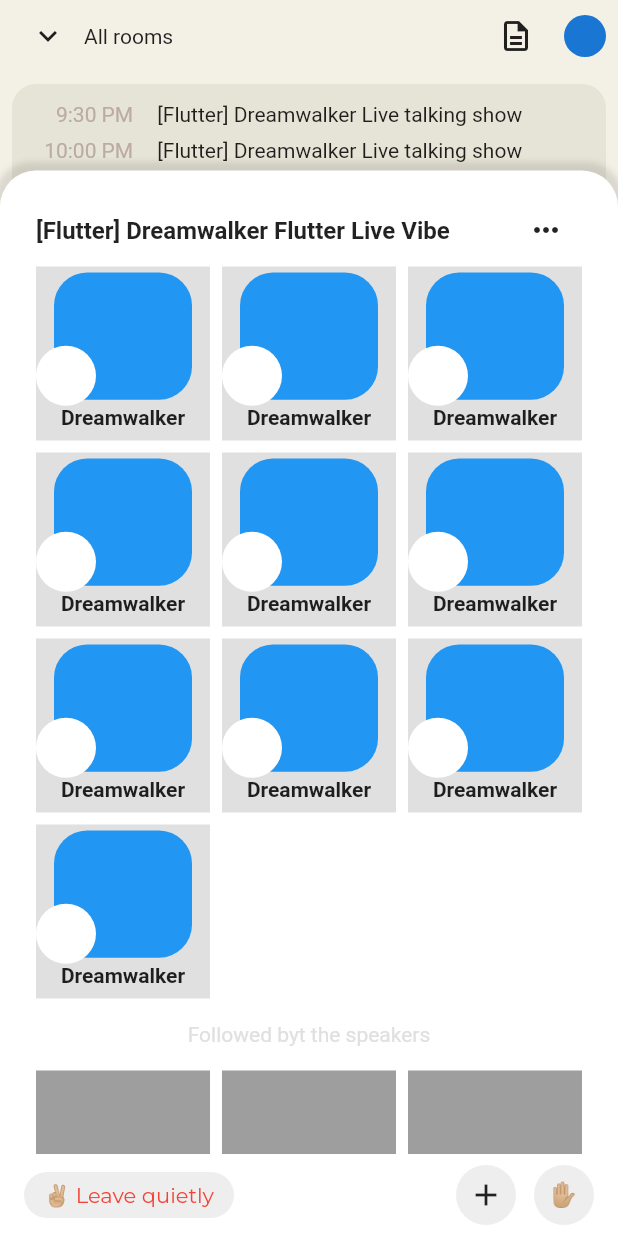
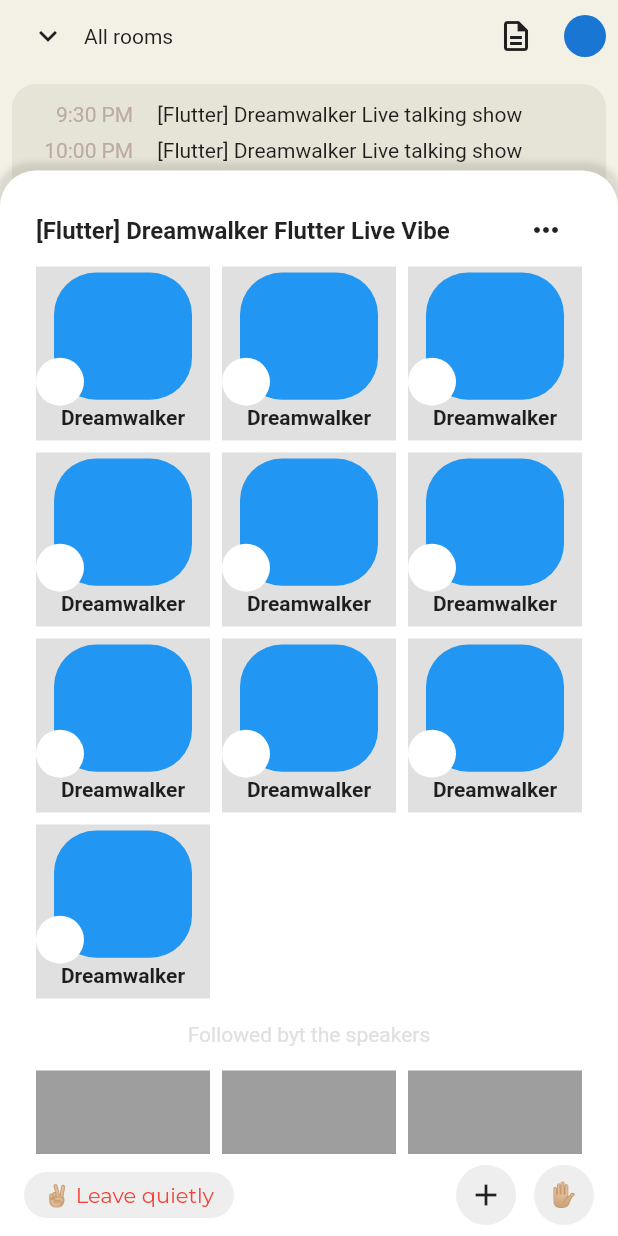
Before and after one commit to JAICHANGPARK/flutter_notebook_11th_story, a Flutter app: the screen it shows after launch, after a tap on the "apps" icon, after a tap on "+632", on a phone screen of 412 x 824 dp. Run offline on Flutter 3.47's test engine with Material 2 defaults, Android fonts, the phone set to English and light mode, and no system bars; drawn by our look-alikes of flutter_inner_drawer, flutter_slidable; our stand-ins replace backdrop, badges, google_fonts.

Commit message:
Update clubhouse_home_page.dart

```diff
--- a/lib/ep701_clubhouse/ui/clubhouse_home_page.dart
+++ b/lib/ep701_clubhouse/ui/clubhouse_home_page.dart
@@ -145,7 +145,7 @@ class _ClubhouseHomePageState extends State<ClubhouseHomePage> {
                                                       Positioned(child: Container(
                                                         decoration: BoxDecoration(
                                                           color: Colors.blue,
-                                                          borderRadius: BorderRadius.circular(22)
+                                                          borderRadius: BorderRadius.circular(28)
                                                         ),
                                                       ),
                                                       left: 12,
@@ -156,6 +156,7 @@ class _ClubhouseHomePageState extends State<ClubhouseHomePage> {
                                                           bottom: 0,
                                                           left: 0,
                                                           child: CircleAvatar(
+                                                            radius: 16,
                                                         backgroundColor: Colors.white,
                                                         child: Text(""),
                                                       ))
```
